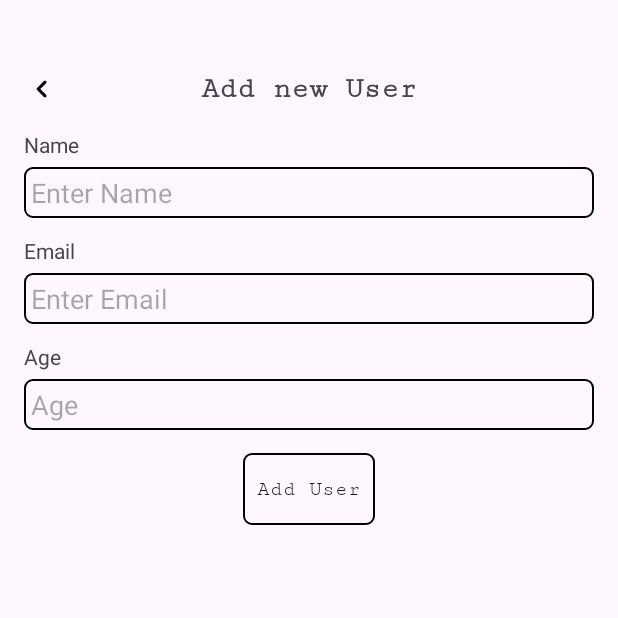
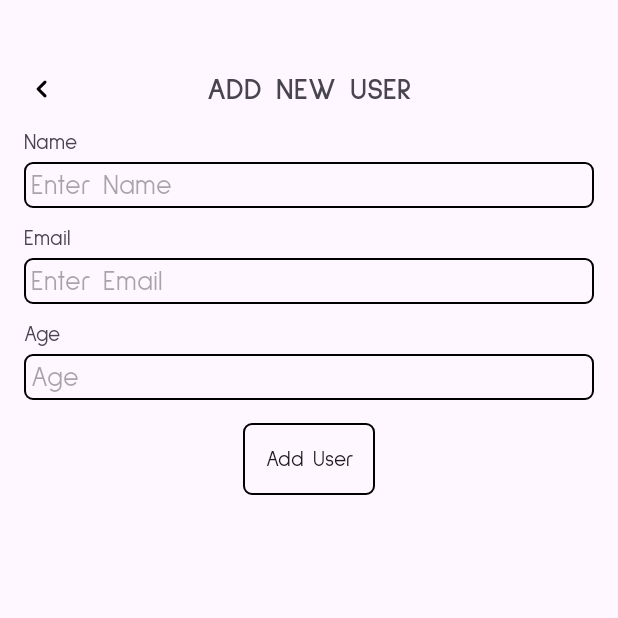
Before and after one commit to ASWIN-APPUZZ/RoomDB-Application, an Android app: the AddUserFragment screen opened through its navigation route, on a phone screen of 412 x 824 dp, the top half of it. Run offline under Robolectric (Android 15) with nearby library versions, the phone set to English and light mode, and no system bars; our stand-ins replace Room's generated code.

Commit message:
layout updations

```diff
--- a/app/src/main/res/layout/fragment_add_user.xml
+++ b/app/src/main/res/layout/fragment_add_user.xml
@@ -23,7 +23,8 @@
         android:layout_height="wrap_content"
         android:text="@string/add_new_user"
         android:textSize="20sp"
-        android:fontFamily="serif-monospace"
+        android:fontFamily="@font/sulphur_point_bold"
+        android:textAllCaps="true"
         android:textStyle="bold"
         app:layout_constraintStart_toStartOf="parent"
         app:layout_constraintTop_toTopOf="parent"
@@ -42,6 +43,7 @@
         <TextView
             android:layout_width="match_parent"
             android:layout_height="wrap_content"
+            android:fontFamily="@font/sulphur_point_regular"
             android:text="@string/name"/>
 
         <Space
@@ -54,6 +56,7 @@
             android:autofillHints="Name"
             android:inputType="text"
             android:hint="@string/enter_name"
+            android:fontFamily="@font/sulphur_point_regular"
             android:id="@+id/etName"
             android:background="@drawable/box_outline"/>
 
@@ -64,6 +67,7 @@
         <TextView
             android:layout_width="match_parent"
             android:layout_height="wrap_content"
+            android:fontFamily="@font/sulphur_point_regular"
             android:text="@string/email"/>
 
         <Space
@@ -76,6 +80,7 @@
             android:autofillHints="Name"
             android:inputType="textEmailAddress"
             android:hint="@string/enter_email"
+            android:fontFamily="@font/sulphur_point_regular"
             android:id="@+id/etEmail"
             android:background="@drawable/box_outline"/>
 
@@ -86,6 +91,7 @@
         <TextView
             android:layout_width="match_parent"
             android:layout_height="wrap_content"
+            android:fontFamily="@font/sulphur_point_regular"
             android:text="@string/age"/>
 
         <Space
@@ -97,6 +103,7 @@
             android:layout_height="wrap_content"
             android:autofillHints="Name"
             android:inputType="number"
+            android:fontFamily="@font/sulphur_point_regular"
             android:hint="@string/enter_age"
             android:id="@+id/etAge"
             android:background="@drawable/box_outline"/>
@@ -113,8 +120,7 @@
             android:background="@drawable/box_outline"
             android:text="@string/add_user"
             android:textAllCaps="false"
-            android:fontFamily="serif-monospace"/>
-
+            android:fontFamily="@font/sulphur_point_regular"/>
 
     </LinearLayout>
 
--- a/app/src/main/res/layout/fragment_user_list.xml
+++ b/app/src/main/res/layout/fragment_user_list.xml
@@ -16,7 +16,7 @@
         android:layout_marginHorizontal="16dp"
         android:layout_marginTop="48dp"
         android:textSize="27sp"
-        android:fontFamily="serif-monospace"
+        android:fontFamily="@font/sulphur_point_bold"
         android:textAlignment="center"
         android:textStyle="bold"/>
 
```
Also changed, not shown: app/src/main/res/layout/fragment_update_user.xml (+8 -5 lines), app/src/main/res/layout/user_list_layout.xml (+5 -4 lines), app/src/main/res/font/poiret_one_regular.ttf (added), app/src/main/res/font/sulphur_point_bold.ttf (added), app/src/main/res/font/sulphur_point_regular.ttf (added).
